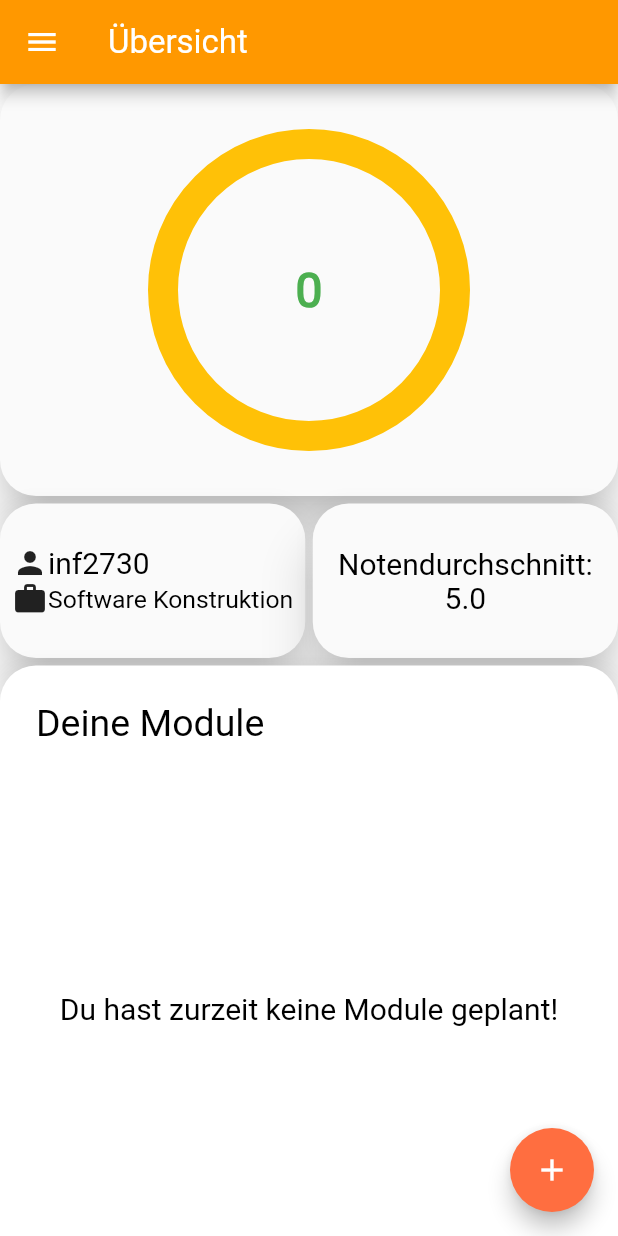
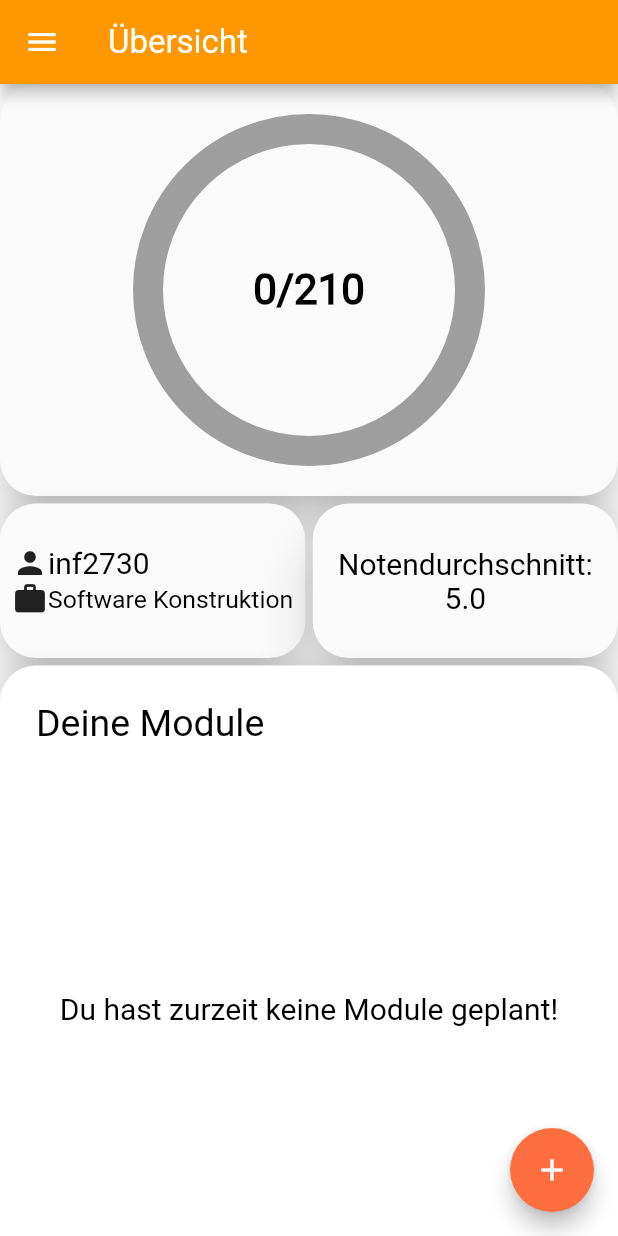
Before and after one commit to AlfredTachi/MyStudyBuddy2020, a Flutter app: the screen it shows after launch, on a phone screen of 412 x 824 dp. Run offline on Flutter 3.47's test engine with Material 2 defaults, Android fonts, the phone set to English and light mode, and no system bars; our stand-ins replace percent_indicator, photo_view, smooth_star_rating, webview_flutter; missing offline and left inert: flutter_plugin_pdf_viewer.

Commit message:
added gesture detector to progress bar

```diff
--- a/lib/dashboard/progress_bar/progress_bar.dart
+++ b/lib/dashboard/progress_bar/progress_bar.dart
@@ -17,7 +17,7 @@ class ProgressPainter extends CustomPainter {
   getPaint(Color color) {
     return Paint()
       ..color = color
-      ..strokeCap = StrokeCap.round
+      ..strokeCap = StrokeCap.square
       ..style = PaintingStyle.stroke
       ..strokeWidth = circleWidth;
   }
@@ -32,8 +32,8 @@ class ProgressPainter extends CustomPainter {
 
     canvas.drawCircle(center, radius, defaultCirclePaint);
 
-    double arcAngle = 2 * pi * (compltetedPercentage / 100);
-    canvas.drawArc(Rect.fromCircle(center: center, radius: radius), -pi / 2,
+    double arcAngle = 2 * pi * (compltetedPercentage / maxCreditPoints);
+    canvas.drawArc(Rect.fromCircle(center: center, radius: radius), -pi / 2.1,
         arcAngle, false, progressCirclePaint);
   }
 
@@ -43,34 +43,46 @@ class ProgressPainter extends CustomPainter {
   }
 }
 
+int creditPoints;
+int maxCreditPoints;
+
 class ProgressBar extends StatefulWidget {
+  final int progressAnimationDuration;
+
+  ProgressBar(
+    int cpIn,
+    int maxCpIn, {
+    this.progressAnimationDuration = 1000,
+    Key key,
+  }) {
+    creditPoints = cpIn;
+    maxCreditPoints = maxCpIn;
+  }
+
   @override
   State<StatefulWidget> createState() => ProgressBarState();
 }
 
 class ProgressBarState extends State<ProgressBar>
     with SingleTickerProviderStateMixin {
-  double _percentage;
-  double _nextPercentage;
   AnimationController _progressAnimationController;
 
   @override
   initState() {
     super.initState();
-    _percentage = 0;
-    _nextPercentage = 0;
     initAnimationsController();
   }
 
   initAnimationsController() {
     _progressAnimationController = AnimationController(
       vsync: this,
-      duration: Duration(milliseconds: 1000),
+      duration: Duration(milliseconds: widget.progressAnimationDuration),
     )..addListener(
         () {
           setState(() {
-            _percentage = lerpDouble(_percentage, _nextPercentage,
-                _progressAnimationController.value);
+            creditPoints = lerpDouble(creditPoints, maxCreditPoints,
+                    _progressAnimationController.value)
+                .round();
           });
         },
       );
@@ -78,21 +90,22 @@ class ProgressBarState extends State<ProgressBar>
 
   publishProgress() {
     setState(() {
-      _percentage = _nextPercentage;
-      _nextPercentage += 10;
-      if (_nextPercentage > 100.0) {
-        _percentage = 0.0;
-        _nextPercentage = 0.0;
+      creditPoints += 6;
+      if (creditPoints >= maxCreditPoints) {
+        creditPoints = maxCreditPoints;
       }
       _progressAnimationController.forward(from: 0.0);
     });
   }
 
   getProgressText() {
-    return Text(
-      "${_nextPercentage.toInt()}",
-      style: TextStyle(
-          fontSize: 32, fontWeight: FontWeight.w800, color: Colors.green),
+    return FittedBox(
+      fit: BoxFit.cover,
+      child: Text(
+        creditPoints.toString() + "/" + maxCreditPoints.toString(),
+        style: TextStyle(
+            fontSize: 28, fontWeight: FontWeight.w800),
+      ),
     );
   }
 
@@ -102,9 +115,9 @@ class ProgressBarState extends State<ProgressBar>
         child: getProgressText(),
       ),
       foregroundPainter: ProgressPainter(
-        defaultCircleColor: Colors.amber,
-        percentageCompletedCircleColor: Colors.green,
-        compltetedPercentage: _percentage,
+        defaultCircleColor: Colors.grey,
+        percentageCompletedCircleColor: Colors.orange,
+        compltetedPercentage: double.tryParse(creditPoints.toString()),
         circleWidth: 20,
       ),
     );
@@ -114,7 +127,6 @@ class ProgressBarState extends State<ProgressBar>
   Widget build(BuildContext context) {
     return Center(
       child: Container(
-          padding: EdgeInsets.all(10),
           margin: EdgeInsets.all(30),
           child: progressView()),
     );
--- a/lib/dashboard/staggered_view_dashboard/staggered_view_dashboard.dart
+++ b/lib/dashboard/staggered_view_dashboard/staggered_view_dashboard.dart
@@ -4,11 +4,11 @@ import '../progress_bar/progress_bar.dart';
 
 final List<Widget> myCourses = [];
 
-Material progress(ProgressBar progressBar) {
+Material progress(Widget progressBar) {
   return Material(
     elevation: 14.0,
     borderRadius: BorderRadius.circular(24.0),
-    child: ProgressBar(),
+    child: progressBar,
   );
 }
 
@@ -84,8 +84,9 @@ Material module(String heading) {
           Row(
             children: <Widget>[
               Padding(
-              padding: EdgeInsets.fromLTRB(16, 16, 0, 0),
-              child: Text(heading, style: TextStyle(fontSize: 25)),),
+                padding: EdgeInsets.fromLTRB(16, 16, 0, 0),
+                child: Text(heading, style: TextStyle(fontSize: 25)),
+              ),
             ],
           ),
           Expanded(
@@ -114,6 +115,9 @@ class StaggeredView extends StatefulWidget {
   }
 }
 
+int _creditPoints = 0;
+int _maxCreditPoints = 210;
+
 class _StaggeredViewState extends State<StaggeredView> {
   @override
   Widget build(BuildContext context) {
@@ -124,9 +128,15 @@ class _StaggeredViewState extends State<StaggeredView> {
         crossAxisSpacing: 5,
         mainAxisSpacing: 5,
         children: <Widget>[
-          progress(ProgressBar()),
-          persondetails(
-              Icons.person, "inf2730", Icons.work, "Software Konstruktion", context),
+          progress(GestureDetector(
+              onTap: () {
+                setState(() {
+                  _creditPoints += 6;
+                });
+              },
+              child: ProgressBar(_creditPoints, _maxCreditPoints))),
+          persondetails(Icons.person, "inf2730", Icons.work,
+              "Software Konstruktion", context),
           grades("Notendurchschnitt:", 5.0),
           module("Deine Module"),
         ],
```
